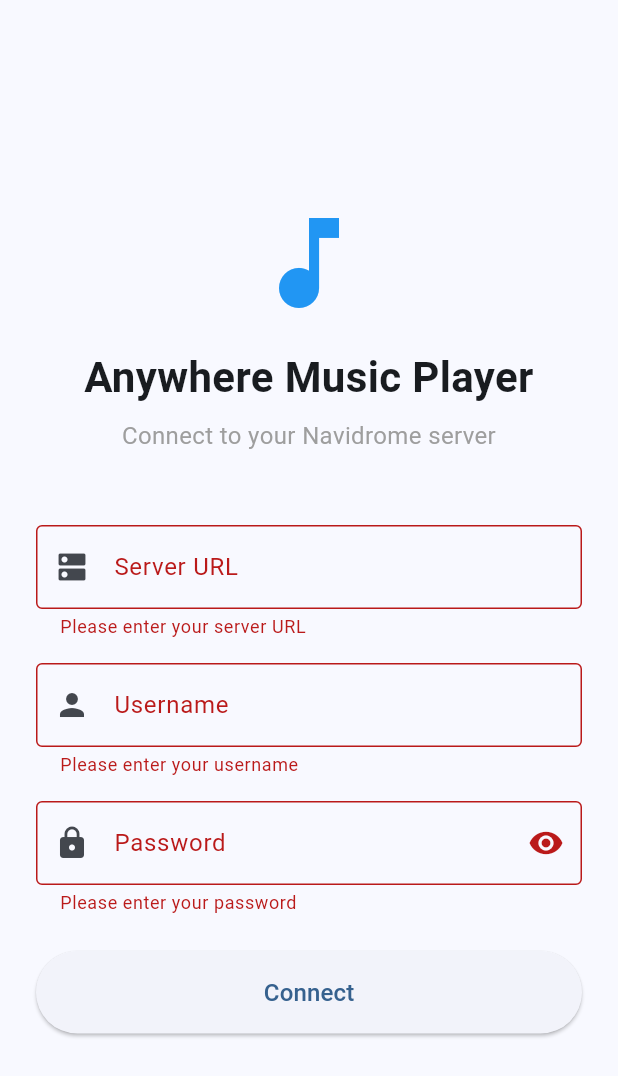
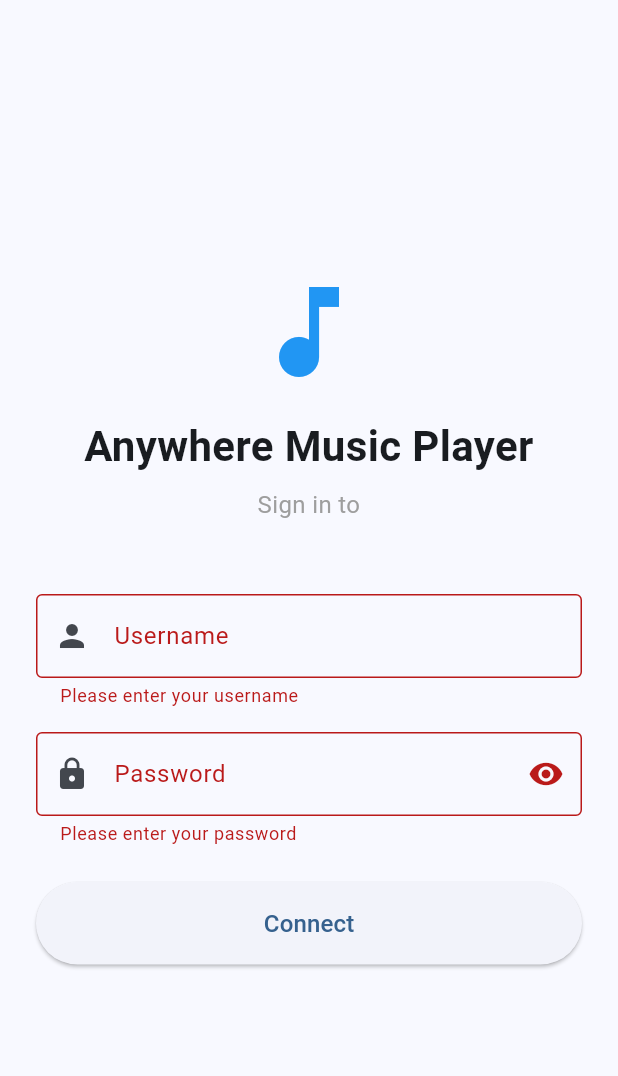
Before and after one commit to Raposo06/Anywhere-Music-Player, a Flutter app: the screen it shows after launch, after a tap on "Connect", on a phone screen of 412 x 824 dp. Shown: the top 1076 px of the screen. Run offline on Flutter 3.47's test engine with Material 3 defaults, Android fonts, the phone set to English and light mode, and no system bars; our stand-ins replace audio_service, just_audio, permission_handler, shared_preferences; missing offline and left inert: smtc_windows, windows_taskbar; accounts and stored records are empty.

Commit message:
Use compile-time server URL instead of user-provided URL
Move server URL to AppConfig using String.fromEnvironment so it's
set at build time via --dart-define=SERVER_URL=... rather than
entered by the user. Simplifies login to just username + password.

https://claude.ai/code/session_01Ax3mpKTZQmNYnjofdKZuVa

```diff
--- /dev/null
+++ b/flutter_app/lib/config/app_config.dart
@@ -0,0 +1,8 @@
+class AppConfig {
+  static const String serverUrl = String.fromEnvironment(
+    'SERVER_URL',
+    defaultValue: '',
+  );
+
+  static bool get hasServerUrl => serverUrl.isNotEmpty;
+}
--- a/flutter_app/lib/screens/login_screen.dart
+++ b/flutter_app/lib/screens/login_screen.dart
@@ -1,5 +1,6 @@
 import 'package:flutter/material.dart';
 import 'package:provider/provider.dart';
+import '../config/app_config.dart';
 import '../services/auth_service.dart';
 import '../services/subsonic_api_service.dart';
 
@@ -12,24 +13,20 @@ class LoginScreen extends StatefulWidget {
 
 class _LoginScreenState extends State<LoginScreen> {
   final _formKey = GlobalKey<FormState>();
-  final _serverUrlController = TextEditingController();
   final _usernameController = TextEditingController();
   final _passwordController = TextEditingController();
   bool _obscurePassword = true;
   String? _errorMessage;
 
   // Focus nodes for D-Pad navigation
-  final _serverUrlFocusNode = FocusNode();
   final _usernameFocusNode = FocusNode();
   final _passwordFocusNode = FocusNode();
   final _loginButtonFocusNode = FocusNode();
 
   @override
   void dispose() {
-    _serverUrlController.dispose();
     _usernameController.dispose();
     _passwordController.dispose();
-    _serverUrlFocusNode.dispose();
     _usernameFocusNode.dispose();
     _passwordFocusNode.dispose();
     _loginButtonFocusNode.dispose();
@@ -48,7 +45,6 @@ class _LoginScreenState extends State<LoginScreen> {
     try {
       final authService = context.read<AuthService>();
       await authService.login(
-        _serverUrlController.text.trim(),
         _usernameController.text.trim(),
         _passwordController.text,
       );
@@ -95,43 +91,15 @@ class _LoginScreenState extends State<LoginScreen> {
                     ),
                   ),
                   const SizedBox(height: 8),
-                  const Text(
-                    'Connect to your Navidrome server',
+                  Text(
+                    'Sign in to ${AppConfig.serverUrl}',
                     textAlign: TextAlign.center,
-                    style: TextStyle(
+                    style: const TextStyle(
                       fontSize: 16,
                       color: Colors.grey,
                     ),
                   ),
                   const SizedBox(height: 48),
-
-                  // Server URL field
-                  TextFormField(
-                    controller: _serverUrlController,
-                    focusNode: _serverUrlFocusNode,
-                    decoration: const InputDecoration(
-                      labelText: 'Server URL',
-                      hintText: 'https://music.example.com',
-                      border: OutlineInputBorder(),
-                      prefixIcon: Icon(Icons.dns),
-                    ),
-                    keyboardType: TextInputType.url,
-                    textInputAction: TextInputAction.next,
-                    validator: (value) {
-                      if (value == null || value.isEmpty) {
-                        return 'Please enter your server URL';
-                      }
-                      final uri = Uri.tryParse(value);
-                      if (uri == null || !uri.hasScheme) {
-                        return 'Please enter a valid URL (e.g. https://...)';
-                      }
-                      return null;
-                    },
-                    onFieldSubmitted: (_) {
-                      _usernameFocusNode.requestFocus();
-                    },
-                  ),
-                  const SizedBox(height: 16),
 
                   // Username field
                   TextFormField(
--- a/flutter_app/lib/services/auth_service.dart
+++ b/flutter_app/lib/services/auth_service.dart
@@ -1,5 +1,6 @@
 import 'package:flutter/foundation.dart';
 import 'package:shared_preferences/shared_preferences.dart';
+import '../config/app_config.dart';
 import '../models/user.dart';
 import 'subsonic_api_service.dart';
 
@@ -8,7 +9,6 @@ class AuthService with ChangeNotifier {
   User? _currentUser;
   bool _isLoading = false;
 
-  static const String _serverUrlKey = 'server_url';
   static const String _usernameKey = 'username';
   static const String _passwordKey = 'password';
 
@@ -17,6 +17,8 @@ class AuthService with ChangeNotifier {
   bool get isAuthenticated => _apiService != null && _currentUser != null;
   bool get isLoading => _isLoading;
 
+  String get _serverUrl => AppConfig.serverUrl;
+
   /// Initialize auth state from stored credentials.
   Future<void> initialize() async {
     _isLoading = true;
@@ -24,13 +26,12 @@ class AuthService with ChangeNotifier {
 
     try {
       final prefs = await SharedPreferences.getInstance();
-      final serverUrl = prefs.getString(_serverUrlKey);
       final username = prefs.getString(_usernameKey);
       final password = prefs.getString(_passwordKey);
 
-      if (serverUrl != null && username != null && password != null) {
+      if (username != null && password != null) {
         final api = SubsonicApiService(
-          serverUrl: serverUrl,
+          serverUrl: _serverUrl,
           username: username,
           password: password,
         );
@@ -40,7 +41,7 @@ class AuthService with ChangeNotifier {
           await api.ping();
           _apiService = api;
           _currentUser = User(username: username);
-          debugPrint('AuthService: Restored session for $username @ $serverUrl');
+          debugPrint('AuthService: Restored session for $username @ $_serverUrl');
         } catch (e) {
           debugPrint('AuthService: Stored credentials invalid, clearing');
           await _clearStorage();
@@ -56,13 +57,13 @@ class AuthService with ChangeNotifier {
   }
 
   /// Login to a Navidrome server using Subsonic API credentials.
-  Future<void> login(String serverUrl, String username, String password) async {
+  Future<void> login(String username, String password) async {
     _isLoading = true;
     notifyListeners();
 
     try {
       final api = SubsonicApiService(
-        serverUrl: serverUrl,
+        serverUrl: _serverUrl,
         username: username,
         password: password,
       );
@@ -72,13 +73,12 @@ class AuthService with ChangeNotifier {
 
       // Save credentials
       final prefs = await SharedPreferences.getInstance();
-      await prefs.setString(_serverUrlKey, serverUrl);
       await prefs.setString(_usernameKey, username);
       await prefs.setString(_passwordKey, password);
 
       _apiService = api;
       _currentUser = User(username: username);
-      debugPrint('AuthService: Logged in as $username @ $serverUrl');
+      debugPrint('AuthService: Logged in as $username @ $_serverUrl');
     } finally {
       _isLoading = false;
       notifyListeners();
@@ -96,7 +96,6 @@ class AuthService with ChangeNotifier {
   /// Clear all stored authentication data.
   Future<void> _clearStorage() async {
     final prefs = await SharedPreferences.getInstance();
-    await prefs.remove(_serverUrlKey);
     await prefs.remove(_usernameKey);
     await prefs.remove(_passwordKey);
   }
```
